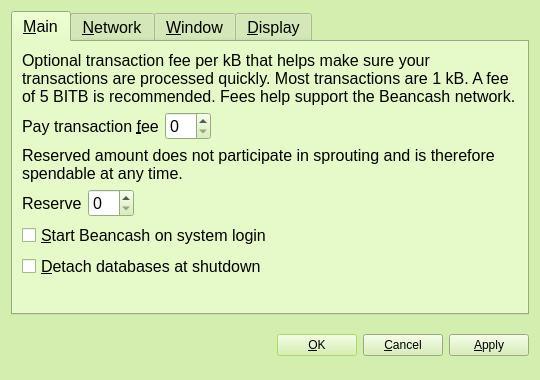
Qt form src/qt/forms/optionsdialog.ui (teambean/BeanCash) before a commit.
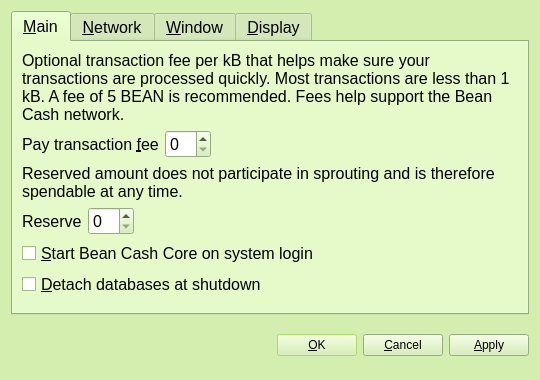
The same form after that commit. The open tabs and pages were chosen to show the change. Icons and pictures are not drawn. Custom widgets are drawn as their Qt base class.

Commit message: Bean Cash additional Re-brand changes

```diff
--- a/src/qt/forms/optionsdialog.ui
+++ b/src/qt/forms/optionsdialog.ui
@@ -246,7 +246,7 @@
        <item>
         <widget class="QLabel" name="transactionFeeInfoLabel">
          <property name="text">
-          <string>Optional transaction fee per kB that helps make sure your transactions are processed quickly. Most transactions are 1 kB. A fee of 5 BITB is recommended. Fees help support the Beancash network.</string>
+          <string>Optional transaction fee per kB that helps make sure your transactions are processed quickly. Most transactions are less than 1 kB. A fee of 5 BEAN is recommended. Fees help support the Bean Cash network.</string>
          </property>
          <property name="textFormat">
           <enum>Qt::PlainText</enum>
@@ -341,7 +341,7 @@
           <string>Automatically start Beancash after logging in to the system.</string>
          </property>
          <property name="text">
-          <string>&amp;Start Beancash on system login</string>
+          <string>&amp;Start Bean Cash Core on system login</string>
          </property>
         </widget>
        </item>
```
Left out of the diff: 22 changed lines with no effect on the pictures. The commit also changes 208 other files.
